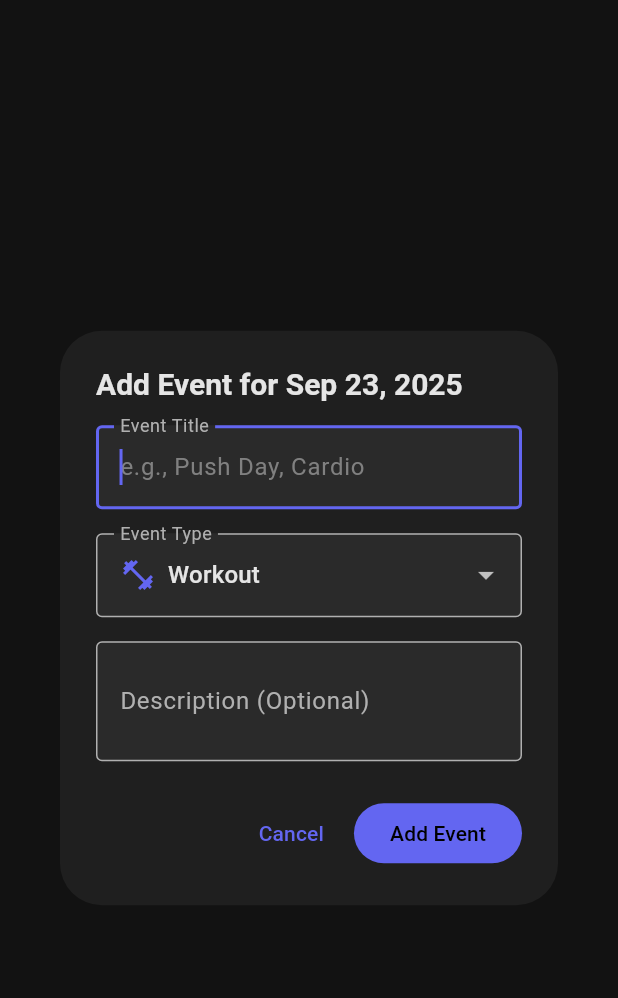
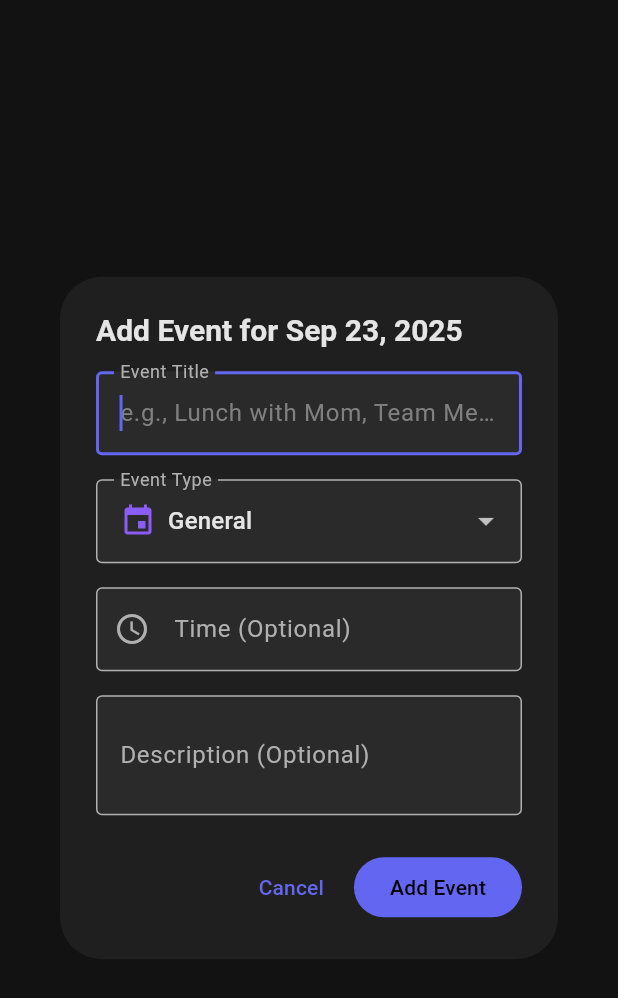
Before and after one commit to xDeZex/universal, a Flutter app: the AddEventDialog widget shown alone on an empty page, opened directly with empty values, on a phone screen of 412 x 824 dp. Shown: the top 998 px of the screen. Run offline on Flutter 3.47's test engine with Material 3 defaults, Android fonts, the phone set to English and light mode, and no system bars; our stand-ins replace fl_chart, shared_preferences; accounts and stored records are empty.

Commit message:
feat: expand calendar events to support general activities with time
Event System Enhancements:
- Simplify to 3 event types: workout, restDay, general (default)
- Add optional time field for events (e.g., "2:30 PM", "14:30")
- Set general as default event type for personal activities
- Support activities like "lunch with mom", work meetings, appointments

UI/UX Improvements:
- Enhanced AddEventDialog with time input field
- Color-coded activity indicators (primary, secondary, tertiary)
- Updated DateInfoCard to display event times
- Improved event icons and visual hierarchy
- Better hint text for general activities

Technical Updates:
- Update CalendarEvent model with time field and general default
- Expand JSON serialization to include time
- Update all helper methods for simplified event types
- Color mapping for different event categories
- Fix calendar event model tests for new default

Features:
- Long press calendar days to add any type of event
- Time field with flexible format support
- General events for non-fitness activities
- Maintains full training split integration
- All 420+ tests passing

Perfect for tracking both fitness activities and general life events in one calendar

🤖 Generated with [Claude Code](https://claude.ai/code)

Co-Authored-By: Claude <noreply@anthropic.com>

```diff
--- a/lib/models/calendar_event.dart
+++ b/lib/models/calendar_event.dart
@@ -1,6 +1,7 @@
 enum CalendarEventType {
   workout,
   restDay,
+  general,
 }
 
 class CalendarEvent {
@@ -10,6 +11,7 @@ class CalendarEvent {
   final String trainingSplitId;
   final CalendarEventType type;
   final String? description;
+  final String? time; // Optional time (e.g., "14:30", "2:30 PM")
   final bool isCompleted;
 
   CalendarEvent({
@@ -17,8 +19,9 @@ class CalendarEvent {
     required this.title,
     required this.date,
     required this.trainingSplitId,
-    this.type = CalendarEventType.workout,
+    this.type = CalendarEventType.general,
     this.description,
+    this.time,
     this.isCompleted = false,
   }) {
     if (id.isEmpty) {
@@ -51,6 +54,7 @@ class CalendarEvent {
     String? trainingSplitId,
     CalendarEventType? type,
     String? description,
+    String? time,
     bool? isCompleted,
   }) {
     return CalendarEvent(
@@ -60,6 +64,7 @@ class CalendarEvent {
       trainingSplitId: trainingSplitId ?? this.trainingSplitId,
       type: type ?? this.type,
       description: description ?? this.description,
+      time: time ?? this.time,
       isCompleted: isCompleted ?? this.isCompleted,
     );
   }
@@ -72,6 +77,7 @@ class CalendarEvent {
       'trainingSplitId': trainingSplitId,
       'type': type.name,
       'description': description,
+      'time': time,
       'isCompleted': isCompleted,
     };
   }
@@ -84,6 +90,7 @@ class CalendarEvent {
       trainingSplitId: json['trainingSplitId'] as String,
       type: CalendarEventType.values.byName(json['type'] as String),
       description: json['description'] as String?,
+      time: json['time'] as String?,
       isCompleted: json['isCompleted'] as bool? ?? false,
     );
   }
@@ -99,6 +106,7 @@ class CalendarEvent {
            trainingSplitId == other.trainingSplitId &&
            type == other.type &&
            description == other.description &&
+           time == other.time &&
            isCompleted == other.isCompleted;
   }
 
@@ -111,6 +119,7 @@ class CalendarEvent {
       trainingSplitId,
       type,
       description,
+      time,
       isCompleted,
     );
   }
@@ -119,6 +128,6 @@ class CalendarEvent {
   String toString() {
     return 'CalendarEvent{id: $id, title: $title, date: $date, '
            'trainingSplitId: $trainingSplitId, type: $type, '
-           'description: $description, isCompleted: $isCompleted}';
+           'description: $description, time: $time, isCompleted: $isCompleted}';
   }
 }
--- a/lib/widgets/add_event_dialog.dart
+++ b/lib/widgets/add_event_dialog.dart
@@ -19,12 +19,14 @@ class _AddEventDialogState extends State<AddEventDialog> {
   final _formKey = GlobalKey<FormState>();
   final _titleController = TextEditingController();
   final _descriptionController = TextEditingController();
-  CalendarEventType _selectedType = CalendarEventType.workout;
+  final _timeController = TextEditingController();
+  CalendarEventType _selectedType = CalendarEventType.general;
 
   @override
   void dispose() {
     _titleController.dispose();
     _descriptionController.dispose();
+    _timeController.dispose();
     super.dispose();
   }
 
@@ -46,7 +48,7 @@ class _AddEventDialogState extends State<AddEventDialog> {
                 controller: _titleController,
                 decoration: const InputDecoration(
                   labelText: 'Event Title',
-                  hintText: 'e.g., Push Day, Cardio',
+                  hintText: 'e.g., Lunch with Mom, Team Meeting',
                   border: OutlineInputBorder(),
                 ),
                 validator: (value) {
@@ -72,12 +74,8 @@ class _AddEventDialogState extends State<AddEventDialog> {
                     child: Row(
                       children: [
                         Icon(
-                          type == CalendarEventType.workout
-                              ? Icons.fitness_center
-                              : Icons.hotel,
-                          color: type == CalendarEventType.workout
-                              ? theme.colorScheme.primary
-                              : theme.colorScheme.secondary,
+                          _getTypeIcon(type),
+                          color: _getTypeColor(theme, type),
                         ),
                         const SizedBox(width: 8),
                         Text(_getTypeDisplayName(type)),
@@ -92,6 +90,18 @@ class _AddEventDialogState extends State<AddEventDialog> {
                     });
                   }
                 },
+              ),
+              const SizedBox(height: 16),
+
+              // Time (optional)
+              TextFormField(
+                controller: _timeController,
+                decoration: const InputDecoration(
+                  labelText: 'Time (Optional)',
+                  hintText: 'e.g., 2:30 PM, 14:30',
+                  border: OutlineInputBorder(),
+                  prefixIcon: Icon(Icons.access_time),
+                ),
               ),
               const SizedBox(height: 16),
 
@@ -136,6 +146,30 @@ class _AddEventDialogState extends State<AddEventDialog> {
         return 'Workout';
       case CalendarEventType.restDay:
         return 'Rest Day';
+      case CalendarEventType.general:
+        return 'General';
+    }
+  }
+
+  IconData _getTypeIcon(CalendarEventType type) {
+    switch (type) {
+      case CalendarEventType.workout:
+        return Icons.fitness_center;
+      case CalendarEventType.restDay:
+        return Icons.hotel;
+      case CalendarEventType.general:
+        return Icons.event;
+    }
+  }
+
+  Color _getTypeColor(ThemeData theme, CalendarEventType type) {
+    switch (type) {
+      case CalendarEventType.workout:
+        return theme.colorScheme.primary;
+      case CalendarEventType.restDay:
+        return theme.colorScheme.secondary;
+      case CalendarEventType.general:
+        return theme.colorScheme.tertiary;
     }
   }
 
@@ -153,6 +187,9 @@ class _AddEventDialogState extends State<AddEventDialog> {
       description: _descriptionController.text.trim().isNotEmpty
           ? _descriptionController.text.trim()
           : null,
+      time: _timeController.text.trim().isNotEmpty
+          ? _timeController.text.trim()
+          : null,
       isCompleted: false,
     );
 
```
Also changed, not shown: lib/widgets/date_info_card.dart (+37 -4 lines), lib/widgets/monthly_calendar_view.dart (+12 -3 lines), 1 other file.
